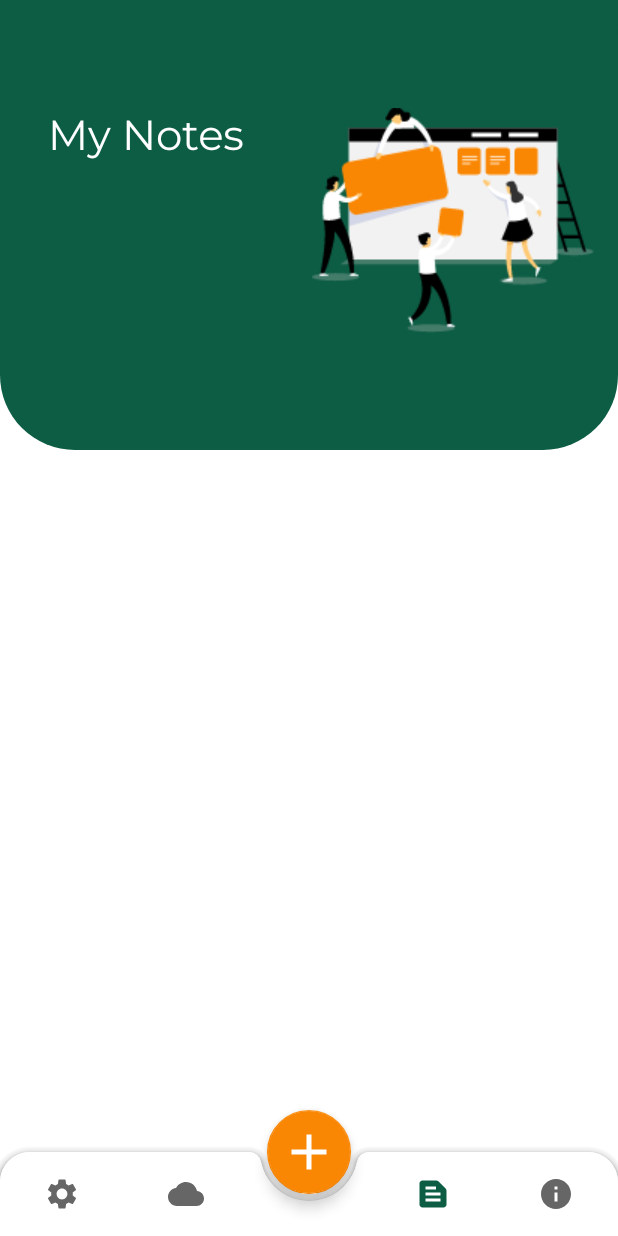
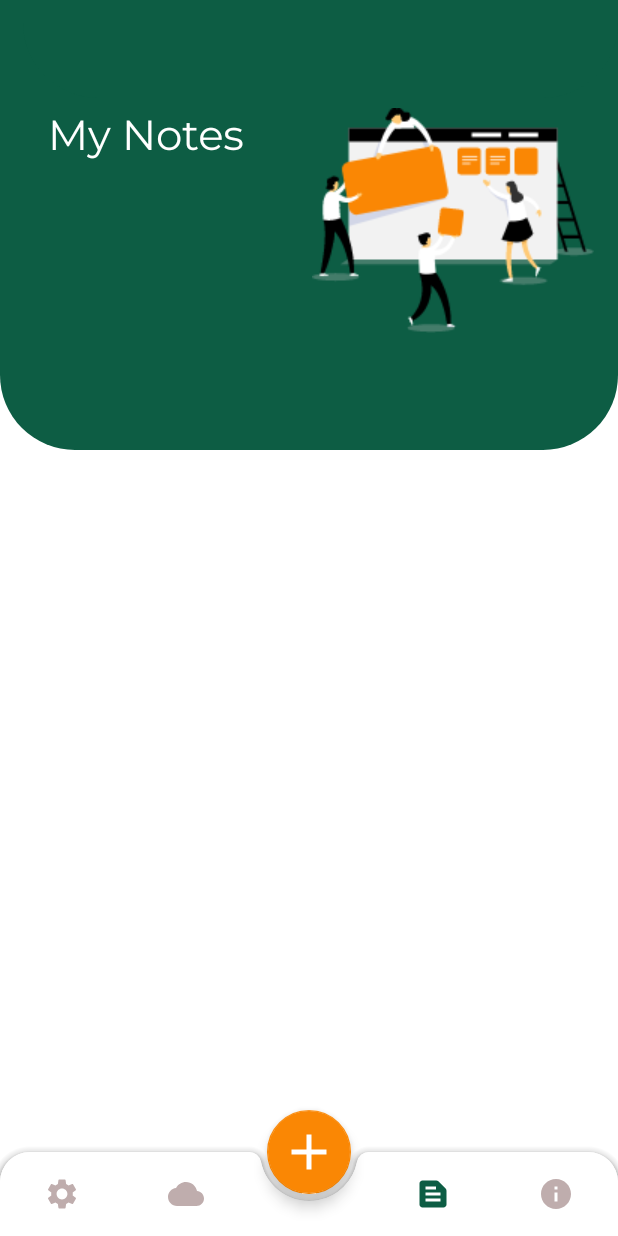
Before and after one commit to a1383n/sticknote, an Android app: the MainActivity screen opened directly, with no data from a screen before it, on a phone screen of 412 x 824 dp. Run offline under Robolectric (Android 15) with nearby library versions, the phone set to English and light mode, and no system bars; our stand-ins replace Firebase (no records; nobody signed in at launch, a user with empty details on screens opened directly), navigation-ui.

Commit message:
Improve dark theme Improve BottomBar

```diff
--- a/app/build.gradle
+++ b/app/build.gradle
@@ -21,8 +21,6 @@ android {
         versionName "1.0"
 
         multiDexEnabled true
-
-        buildConfigField "String","DEBUG_API_URL","\"http://10.0.3.2/api/\""
     }
 
     buildTypes {
--- /dev/null
+++ b/app/src/main/res/color/nav_color.xml
@@ -0,0 +1,5 @@
+<?xml version="1.0" encoding="utf-8"?>
+<selector xmlns:android="http://schemas.android.com/apk/res/android">
+    <item android:color="#0D5D44" android:state_checked="true"/>
+    <item android:color="#BFADAD" android:state_checked="false"/>
+</selector>
--- a/app/src/main/res/layout/activity_main.xml
+++ b/app/src/main/res/layout/activity_main.xml
@@ -29,10 +29,10 @@
                 android:id="@+id/bottomNavigation"
                 android:layout_width="match_parent"
                 android:layout_height="match_parent"
+                app:labelVisibilityMode="unlabeled"
+                app:menu="@menu/bottom_nav"
                 android:background="@drawable/fake_bg"
-                android:backgroundTint="@color/theme_mode"
-                app:labelVisibilityMode="unlabeled"
-                app:menu="@menu/bottom_nav" />
+                app:itemIconTint="@color/nav_color"/>
 
     </com.google.android.material.bottomappbar.BottomAppBar>
 
--- a/app/src/main/res/values-night/colors.xml
+++ b/app/src/main/res/values-night/colors.xml
@@ -2,21 +2,16 @@
 <resources>
     <color name="white">#FFFFFF</color>
     <color name="black">#000000</color>
-
-    <color name="primary">#333333</color>
-    <color name="primary_dark">#000000</color>
-
+    <color name="primary">#323232</color>
+    <color name="primary_dark">#063023</color>
     <color name="primary_light">#B2DFDB</color>
-
     <color name="accent">#FA8704</color>
     <color name="accent_dark">#AA5D06</color>
-    <color name="primary_text">#FFFFFF</color>
+    <color name="primary_text">#212121</color>
     <color name="secondary_text">#757575</color>
-
     <color name="icons">#FFFFFF</color>
     <color name="divider">#BDBDBD</color>
+    <color name="window_bg">#121212</color>
+    <color name="theme_mode">@color/white</color>
 
-    <color name="window_bg">#000000</color>
-
-    <color name="theme_mode">@color/primary</color>
 </resources>
--- a/app/src/main/res/values-night/themes.xml
+++ b/app/src/main/res/values-night/themes.xml
@@ -1,18 +1,19 @@
 <resources xmlns:tools="http://schemas.android.com/tools">
     <!-- Base application theme. -->
     <style name="Theme.StickNote" parent="Theme.MaterialComponents.DayNight.NoActionBar">
-        <!-- Primary brand color. -->
-        <item name="colorPrimary">@color/primary</item>
-        <item name="colorPrimaryDark">@color/primary</item>
-        <item name="colorPrimaryVariant">#FFFFFF</item>
-        <item name="colorOnPrimary">#FFFFFF</item>
+        <item name="colorPrimary">#0D5D44</item>
+        <item name="colorPrimaryVariant">@color/primary_dark</item>
+        <item name="colorOnPrimary">@color/white</item>
         <!-- Secondary brand color. -->
         <item name="colorSecondary">@color/accent</item>
-        <item name="colorSecondaryVariant">@color/accent_dark</item>
         <item name="colorOnSecondary">@color/white</item>
-        <!-- Status bar color. -->
-        <item name="android:statusBarColor" tools:targetApi="lollipop">#333333</item>
         <!-- Customize your theme here. -->
+        <item name="backgroundColor">@color/window_bg</item>
+        <item name="colorOnBackground">@color/white</item>
+        <item name="colorSurface">@color/window_bg</item>
+        <item name="colorOnSurface">@color/white</item>
+        <item name="colorError">#cf6679</item>
+        <item name="colorOnError">@color/black</item>
     </style>
 
 
```
